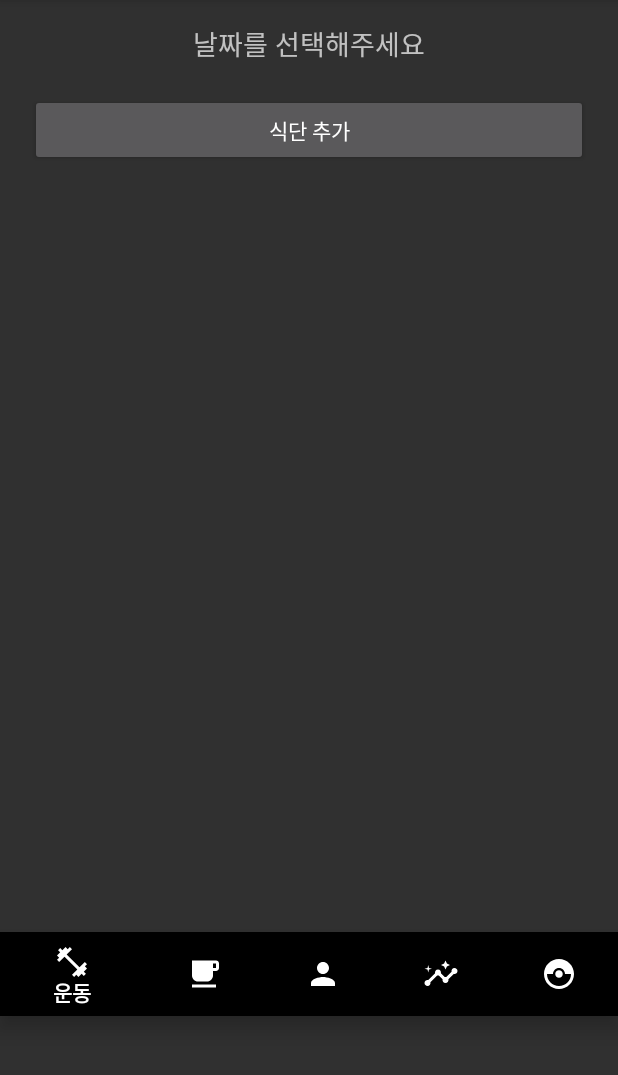
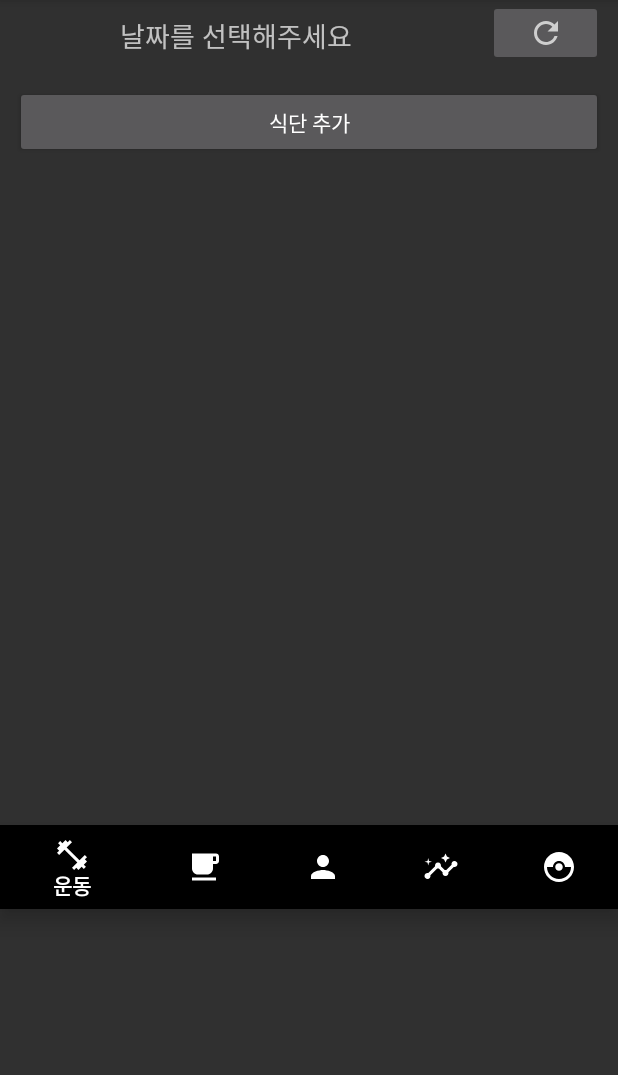
Before and after one commit to enyul3417/BodyManagerApp, an Android app: the DietActivity screen opened directly, with no data from a screen before it, on a phone screen of 412 x 824 dp, the part 84-1159 px from its top. Run offline under Robolectric (Android 15) with nearby library versions, the phone set to English and light mode, and no system bars.

Commit message:
edit diet recycler view

```diff
--- a/app/src/main/java/com/example/bodymanagerapp/menu/Diet/DietActivity.kt
+++ b/app/src/main/java/com/example/bodymanagerapp/menu/Diet/DietActivity.kt
@@ -20,6 +20,7 @@ import android.util.Log
 import android.view.LayoutInflater
 import android.view.Menu
 import android.view.MenuItem
+import android.view.View
 import android.widget.*
 import androidx.appcompat.widget.Toolbar
 import androidx.core.app.ActivityCompat
@@ -53,16 +54,9 @@ class DietActivity : AppCompatActivity() {
 
     //식단 관련 변수
     lateinit var text_date: TextView // 날짜
-    lateinit var button_diet_update: Button // 수정 버튼
-    lateinit var button_diet_delete: Button // 삭제 버튼
-
     lateinit var button_diet_add: Button // 식단 추가 버튼
+    lateinit var button_diet_refresh : ImageButton
     var date : String = ""
-
-    lateinit var diet_layout: LinearLayout // 식단이 추가되는 부분
-    lateinit var inflater: LayoutInflater
-
-    var currenturi: Uri? = null
 
     override fun onCreate(savedInstanceState: Bundle?) {
         super.onCreate(savedInstanceState)
@@ -76,7 +70,7 @@ class DietActivity : AppCompatActivity() {
 
         text_date = findViewById(R.id.date_text) // 날짜
         button_diet_add = findViewById(R.id.button_diet_add) // 식단 추가 버튼
-        diet_layout = findViewById(R.id.diet_layout)
+        button_diet_refresh = findViewById(R.id.button_diet_refresh)
 
         bottom_nav_view.setOnNavigationItemSelectedListener(bottomNavItemSelectedListener)
         setSupportActionBar(toolbar)
@@ -88,6 +82,7 @@ class DietActivity : AppCompatActivity() {
             DatePickerDialog(this, DatePickerDialog.OnDateSetListener { datePicker, y, m, d ->
                 date = "${y}년 ${m + 1}월 ${d}일"
                 text_date.text = date
+                // 해당 날짜에 저장된 식단들 불러오기
                 data.addAll(loadDiet())
                 rvAdapter = DietRecyclerViewAdapter(data, this, rv) {
                     data, num ->
@@ -97,6 +92,7 @@ class DietActivity : AppCompatActivity() {
                 }
                 rv.adapter = rvAdapter
                 rv.layoutManager = LinearLayoutManager(this)
+                rv.visibility = View.VISIBLE
             }, cal.get(Calendar.YEAR), cal.get(Calendar.MONTH), cal.get(Calendar.DATE)).show()
         }
 
@@ -111,6 +107,10 @@ class DietActivity : AppCompatActivity() {
                 startActivity(intent)
                 //rvAdapter.notifyDataSetChanged()
             }
+        }
+
+        button_diet_refresh.setOnClickListener {
+            rvAdapter.notifyDataSetChanged()
         }
     }
 
--- a/app/src/main/java/com/example/bodymanagerapp/menu/Diet/NewDietActivity.kt
+++ b/app/src/main/java/com/example/bodymanagerapp/menu/Diet/NewDietActivity.kt
@@ -49,7 +49,7 @@ class NewDietActivity : AppCompatActivity() {
 
     var currenturi: Uri?=null // 사진 uri
 
-    lateinit var rvAdapter: DietRecyclerViewAdapter
+    val dietActivity = DietActivity()
 
     override fun onCreate(savedInstanceState: Bundle?) {
         super.onCreate(savedInstanceState)
@@ -92,12 +92,12 @@ class NewDietActivity : AppCompatActivity() {
                 Toast.makeText(this, "수정되었습니다.", Toast.LENGTH_SHORT).show()
             }
             finish()
-
+            //dietActivity.rvAdapter.notifyDataSetChanged()
         }
 
         // 취소 버튼 클릭 시
         button_diet_cancel.setOnClickListener{
-
+            finish()
         }
     }
 
--- /dev/null
+++ b/app/src/main/res/drawable/ic_baseline_refresh_24.xml
@@ -0,0 +1,10 @@
+<vector xmlns:android="http://schemas.android.com/apk/res/android"
+    android:width="24dp"
+    android:height="24dp"
+    android:viewportWidth="24"
+    android:viewportHeight="24"
+    android:tint="?attr/colorControlNormal">
+  <path
+      android:fillColor="@android:color/white"
+      android:pathData="M17.65,6.35C16.2,4.9 14.21,4 12,4c-4.42,0 -7.99,3.58 -7.99,8s3.57,8 7.99,8c3.73,0 6.84,-2.55 7.73,-6h-2.08c-0.82,2.33 -3.04,4 -5.65,4 -3.31,0 -6,-2.69 -6,-6s2.69,-6 6,-6c1.66,0 3.14,0.69 4.22,1.78L13,11h7V4l-2.35,2.35z"/>
+</vector>
--- a/app/src/main/res/layout/activity_diet.xml
+++ b/app/src/main/res/layout/activity_diet.xml
@@ -35,49 +35,53 @@
 
     <ScrollView
         android:layout_width="match_parent"
-        android:layout_height="621dp">
+        android:layout_height="550dp">
 
         <LinearLayout
             android:layout_width="match_parent"
-            android:layout_height="wrap_content"
+            android:layout_height="match_parent"
             android:orientation="vertical">
 
             <LinearLayout
-                android:id="@+id/diet_layout"
                 android:layout_width="match_parent"
-                android:layout_height="wrap_content"
-                android:layout_marginTop="15dp"
-                android:gravity="center"
-                android:orientation="vertical">
-
+                android:layout_height="wrap_content">
                 <TextView
                     android:id="@+id/date_text"
                     android:layout_width="wrap_content"
                     android:layout_height="wrap_content"
-                    android:layout_weight="1"
                     android:gravity="center"
+                    android:layout_margin="10dp"
+                    android:layout_weight="5"
                     android:text="날짜를 선택해주세요"
                     android:textSize="18sp" />
+                <ImageButton
+                    android:id="@+id/button_diet_refresh"
+                    android:layout_width="wrap_content"
+                    android:layout_height="wrap_content"
+                    android:src="@drawable/ic_baseline_refresh_24"
+                    android:layout_weight="1"
+                    android:layout_marginHorizontal="10dp"/>
             </LinearLayout>
 
-            <androidx.recyclerview.widget.RecyclerView
-                android:id="@+id/recycler_diet"
-                android:layout_width="match_parent"
-                android:layout_height="wrap_content"
-                app:layoutManager="androidx.recyclerview.widget.LinearLayoutManager"
-                tools:listitem="@layout/diet_items" />
 
             <LinearLayout
                 android:layout_width="match_parent"
+                android:layout_height="wrap_content">
+
+                <androidx.recyclerview.widget.RecyclerView
+                    android:id="@+id/recycler_diet"
+                    android:layout_width="match_parent"
+                    android:layout_height="match_parent"
+                    app:layoutManager="androidx.recyclerview.widget.LinearLayoutManager"
+                    tools:listitem="@layout/diet_items"
+                    android:visibility="gone"/>
+            </LinearLayout>
+            <Button
+                android:id="@+id/button_diet_add"
+                android:layout_width="match_parent"
                 android:layout_height="wrap_content"
-                android:layout_margin="20dp">
-
-                <Button
-                    android:id="@+id/button_diet_add"
-                    android:layout_width="match_parent"
-                    android:layout_height="wrap_content"
-                    android:text="식단 추가" />
-            </LinearLayout>
+                android:layout_margin="10dp"
+                android:text="식단 추가" />
 
         </LinearLayout>
 
@@ -91,5 +95,5 @@
         android:background="@color/black"
         app:itemIconTint="@color/white"
         app:itemTextColor="@color/white"
-        app:menu="@menu/bottom_nav"/>
+        app:menu="@menu/bottom_nav" />
 </LinearLayout>
```
Also changed, not shown: app/src/main/java/com/example/bodymanagerapp/menu/Diet/DietRecyclerViewAdapter.kt (+3 -20 lines), app/src/main/res/layout/diet_items.xml (+7 -5 lines).
